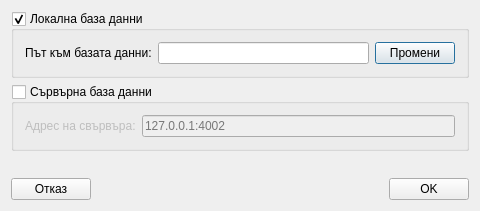
Old version of the form src/View/Widgets/DbSettingsDialog.ui in the repository thefinalcutbg/DinoDent.
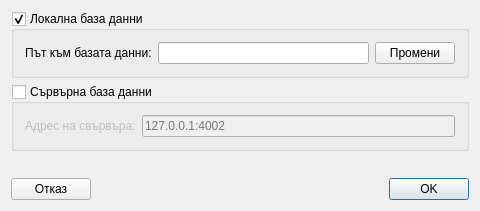
New version of the form.

What changed in the file:
```diff
--- a/src/View/Widgets/DbSettingsDialog.ui
+++ b/src/View/Widgets/DbSettingsDialog.ui
@@ -127,6 +127,9 @@
        <property name="text">
         <string>ОK</string>
        </property>
+       <property name="default">
+        <bool>true</bool>
+       </property>
       </widget>
      </item>
     </layout>
```
